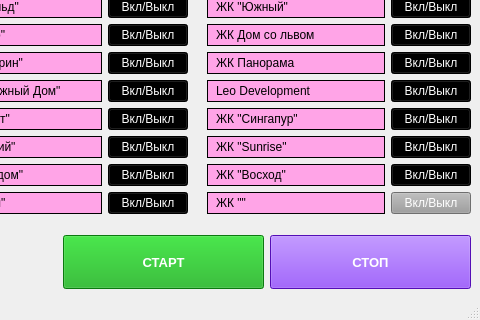
gorod-old/DesktopIntervalParser, file design_2.ui: the form before one commit; both pictures show x 653 to 1133 and y 544 to 864 of the 1133 by 864 pixel window.
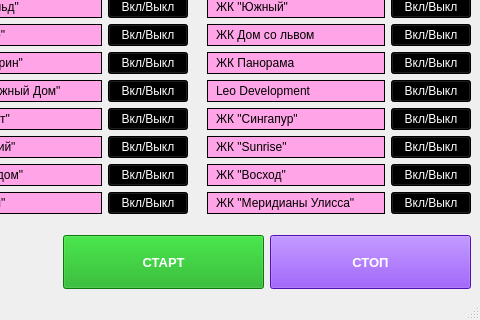
The form after the commit.

```diff
--- a/design_2.ui
+++ b/design_2.ui
@@ -2330,14 +2330,14 @@
 border: 1px solid;</string>
             </property>
             <property name="text">
-             <string>ЖК &quot;&quot;</string>
+             <string>ЖК &quot;Меридианы Улисса&quot;</string>
             </property>
            </widget>
           </item>
           <item>
            <widget class="QPushButton" name="siteButton_40">
             <property name="styleSheet">
-             <string notr="true">background-color: rgb(156, 156, 156);
+             <string notr="true">background-color: rgb(0, 0, 0);
 color: rgb(255, 255, 255);</string>
             </property>
             <property name="text">
```
